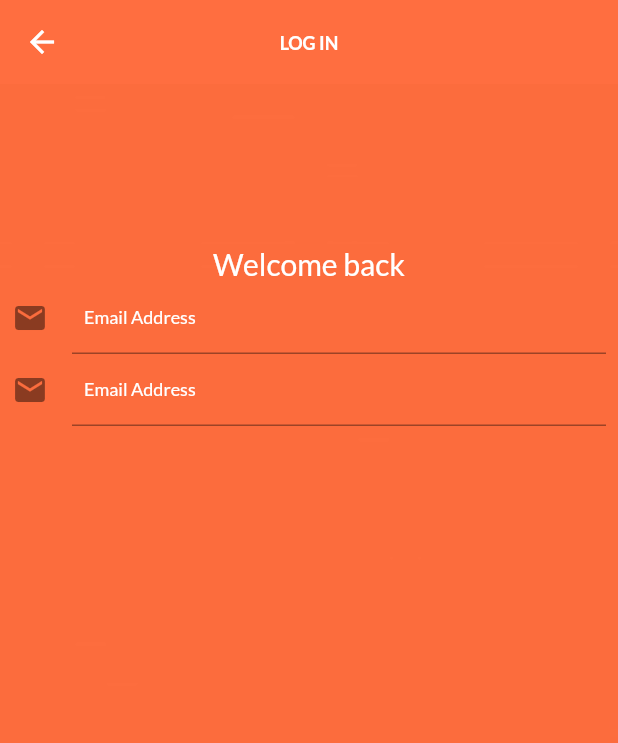
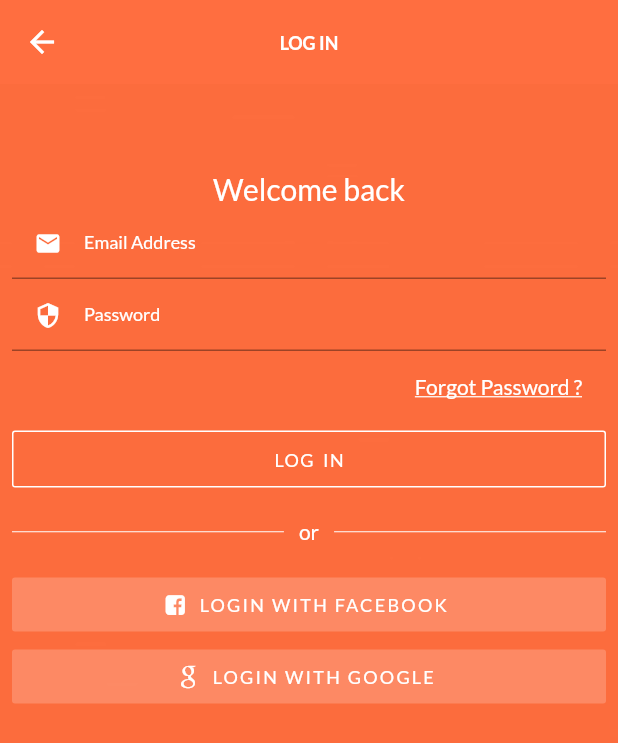
Before and after one commit to DonMatano/mindbody-flutter-signup-sign, a Flutter app: the screen it shows after launch, after a tap on "I ALREADY HAVE AN ACCOUNT, LOGIN", on a phone screen of 412 x 824 dp. Shown: the top 743 px of the screen. Run offline on Flutter 3.47's test engine with Material 2 defaults, Android fonts, the phone set to English and light mode, and no system bars.

Commit message:
Add login page UI

```diff
--- a/lib/pages/login.page.dart
+++ b/lib/pages/login.page.dart
@@ -1,5 +1,6 @@
 import 'package:flutter/material.dart';
 import 'package:mindblown_sign_in_up_flutter/components/background.component.dart';
+import 'package:mindblown_sign_in_up_flutter/presentation/customIcons.dart';
 
 class LoginPage extends StatelessWidget {
   static const routeName = '/login';
@@ -23,35 +24,114 @@ class LoginPage extends StatelessWidget {
               BackgroundImage('images/orange wavy.jpg'),
               Padding(
                 padding: const EdgeInsets.all(8.0),
+                child: SingleChildScrollView(
                   child: Column(
                     crossAxisAlignment: CrossAxisAlignment.center,
                     children: <Widget>[
                       SizedBox(
-                      height: 100.0,
+                        height: 50.0,
                       ),
                       Text(
                         'Welcome back',
-                      style: TextStyle(fontSize: 20, fontWeight: FontWeight.w500),
+                        style: TextStyle(
+                            fontSize: 20, fontWeight: FontWeight.w500),
                       ),
                       TextFormField(
                         style: TextStyle(color: Colors.white),
+                        keyboardType: TextInputType.emailAddress,
                         decoration: InputDecoration(
-                        icon: Icon(Icons.email),
+                          prefixIcon: Icon(
+                            Icons.email,
+                            color: Colors.white,
+                            size: 18,
+                          ),
                           labelText: 'Email Address',
                         ),
                       ),
                       TextFormField(
                         style: TextStyle(color: Colors.white),
+                        obscureText: true,
                         decoration: InputDecoration(
-                        icon: Icon(Icons.email),
-                        labelText: 'Email Address',
+                          prefixIcon: Icon(
+                            Icons.security,
+                            color: Colors.white,
+                            size: 18,
+                          ),
+                          labelText: 'Password',
+                        ),
+                      ),
+                      Align(
+                        alignment: Alignment.centerRight,
+                        child: FlatButton(
+                          child: Text(
+                            'Forgot Password ?',
+                            style:
+                                TextStyle(decoration: TextDecoration.underline),
+                          ),
+                          onPressed: () {},
+                        ),
+                      ),
+                      SizedBox(
+                        width: double.infinity,
+                        child: OutlineButton(
+                          key: Key('Login button'),
+                          child: Text('LOG IN',
+                              style: TextStyle(
+                                  fontSize: 12,
+                                  letterSpacing: 1,
+                                  wordSpacing: 2)),
+                          textColor: Colors.white,
+                          padding: EdgeInsets.all(12.0),
+                          borderSide: BorderSide(color: Colors.white),
+                          onPressed: () {},
+                        ),
+                      ),
+                      Container(
+                        margin: EdgeInsets.symmetric(vertical: 16),
+                        child: Row(
+                          children: <Widget>[
+                            Expanded(
+                              child: Divider(
+                                color: Colors.white,
+                              ),
+                            ),
+                            Container(
+                                margin: EdgeInsets.symmetric(horizontal: 10),
+                                child: Text('or')),
+                            Expanded(
+                              child: Divider(
+                                color: Colors.white,
                               ),
                             ),
                           ],
+                        ),
+                      ),
+                      iconButtonWidget(CustomIcons.facebook_squared, 'LOGIN WITH FACEBOOK'),
+                      iconButtonWidget(CustomIcons.google, 'LOGIN WITH GOOGLE'),
+                    ],
+                  ),
                 ),
               )
             ],
           ),
         ));
   }
+
+  Widget iconButtonWidget(IconData icon, String text) {
+    return SizedBox(
+      width: double.infinity,
+      child: FlatButton.icon(
+        icon: Icon(icon, size: 15,),
+        color: Colors.white.withOpacity(0.2),
+        label: Text(
+          text,
+          style: TextStyle(
+            fontSize: 12,
+            letterSpacing: 1.5,
+          ),
+        ),
+        onPressed: () {},
+      ),
+    );
   }
+}
```
Lines whose indentation alone changed are shown as unchanged.
